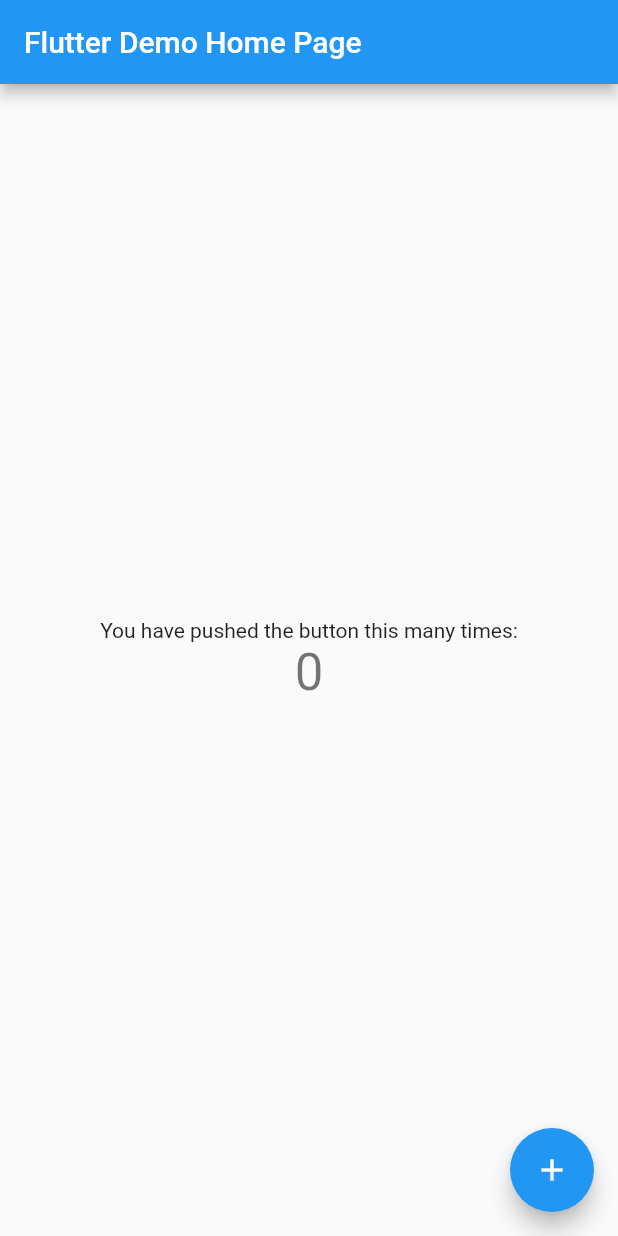
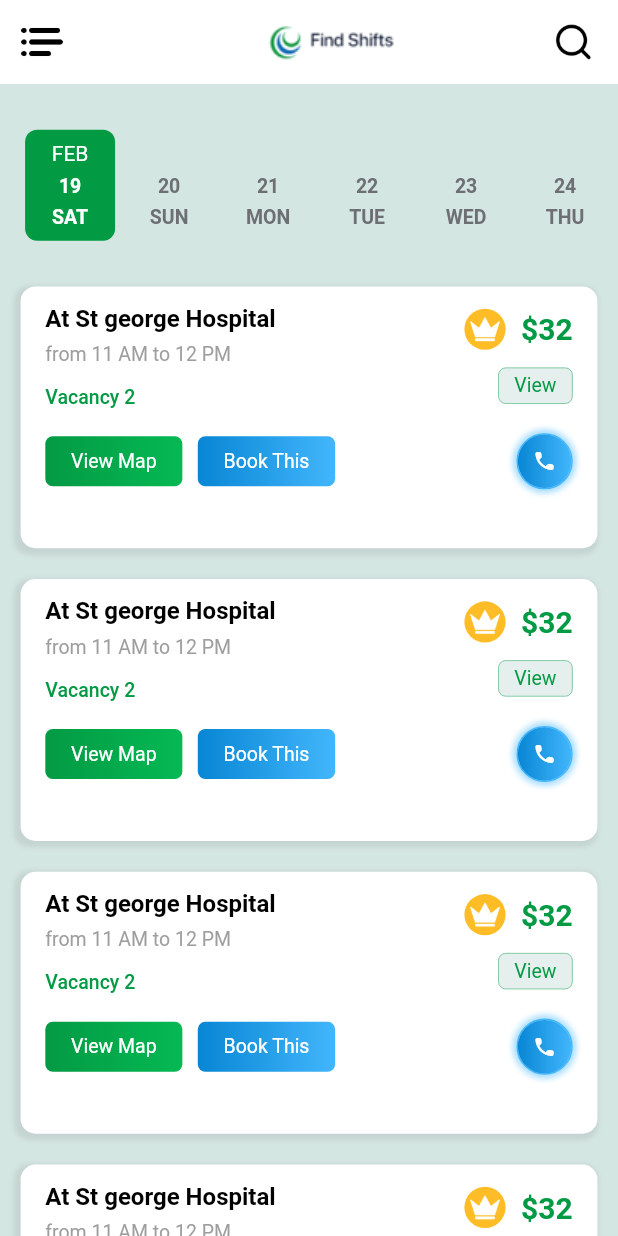
Before and after one commit to aiswaryapv3123/flutter_demo, a Flutter app: the screen it shows after launch, on a phone screen of 412 x 824 dp. Run offline on Flutter 3.47's test engine with Material 2 defaults, Android fonts, the phone set to English and light mode, and no system bars; drawn by our look-alikes of date_picker_timeline.

Commit message:
Home page Ui Completed

```diff
--- a/lib/main.dart
+++ b/lib/main.dart
@@ -1,6 +1,12 @@
 import 'package:flutter/material.dart';
+import 'package:flutter/services.dart';
+import 'package:flutter_demo/src/screens/home_page.dart';
 
 void main() {
+  SystemChrome.setSystemUIOverlayStyle(SystemUiOverlayStyle.light.copyWith(
+    statusBarColor: Colors.white,
+    statusBarIconBrightness: Brightness.dark
+  ));
   runApp(MyApp());
 }
 
@@ -10,108 +16,8 @@
   Widget build(BuildContext context) {
     return MaterialApp(
       title: 'Flutter Demo',
-      theme: ThemeData(
-        // This is the theme of your application.
-        //
-        // Try running your application with "flutter run". You'll see the
-        // application has a blue toolbar. Then, without quitting the app, try
-        // changing the primarySwatch below to Colors.green and then invoke
-        // "hot reload" (press "r" in the console where you ran "flutter run",
-        // or simply save your changes to "hot reload" in a Flutter IDE).
-        // Notice that the counter didn't reset back to zero; the application
-        // is not restarted.
-        primarySwatch: Colors.blue,
-        // This makes the visual density adapt to the platform that you run
-        // the app on. For desktop platforms, the controls will be smaller and
-        // closer together (more dense) than on mobile platforms.
-        visualDensity: VisualDensity.adaptivePlatformDensity,
-      ),
-      home: MyHomePage(title: 'Flutter Demo Home Page'),
+      debugShowCheckedModeBanner: false,
+      home: HomePage()
     );
   }
 }
-
-class MyHomePage extends StatefulWidget {
-  MyHomePage({Key key, this.title}) : super(key: key);
-
-  // This widget is the home page of your application. It is stateful, meaning
-  // that it has a State object (defined below) that contains fields that affect
-  // how it looks.
-
-  // This class is the configuration for the state. It holds the values (in this
-  // case the title) provided by the parent (in this case the App widget) and
-  // used by the build method of the State. Fields in a Widget subclass are
-  // always marked "final".
-
-  final String title;
-
-  @override
-  _MyHomePageState createState() => _MyHomePageState();
-}
-
-class _MyHomePageState extends State<MyHomePage> {
-  int _counter = 0;
-
-  void _incrementCounter() {
-    setState(() {
-      // This call to setState tells the Flutter framework that something has
-      // changed in this State, which causes it to rerun the build method below
-      // so that the display can reflect the updated values. If we changed
-      // _counter without calling setState(), then the build method would not be
-      // called again, and so nothing would appear to happen.
-      _counter++;
-    });
-  }
-
-  @override
-  Widget build(BuildContext context) {
-    // This method is rerun every time setState is called, for instance as done
-    // by the _incrementCounter method above.
-    //
-    // The Flutter framework has been optimized to make rerunning build methods
-    // fast, so that you can just rebuild anything that needs updating rather
-    // than having to individually change instances of widgets.
-    return Scaffold(
-      appBar: AppBar(
-        // Here we take the value from the MyHomePage object that was created by
-        // the App.build method, and use it to set our appbar title.
-        title: Text(widget.title),
-      ),
-      body: Center(
-        // Center is a layout widget. It takes a single child and positions it
-        // in the middle of the parent.
-        child: Column(
-          // Column is also a layout widget. It takes a list of children and
-          // arranges them vertically. By default, it sizes itself to fit its
-          // children horizontally, and tries to be as tall as its parent.
-          //
-          // Invoke "debug painting" (press "p" in the console, choose the
-          // "Toggle Debug Paint" action from the Flutter Inspector in Android
-          // Studio, or the "Toggle Debug Paint" command in Visual Studio Code)
-          // to see the wireframe for each widget.
-          //
-          // Column has various properties to control how it sizes itself and
-          // how it positions its children. Here we use mainAxisAlignment to
-          // center the children vertically; the main axis here is the vertical
-          // axis because Columns are vertical (the cross axis would be
-          // horizontal).
-          mainAxisAlignment: MainAxisAlignment.center,
-          children: <Widget>[
-            Text(
-              'You have pushed the button this many times:',
-            ),
-            Text(
-              '$_counter',
-              style: Theme.of(context).textTheme.headline4,
-            ),
-          ],
-        ),
-      ),
-      floatingActionButton: FloatingActionButton(
-        onPressed: _incrementCounter,
-        tooltip: 'Increment',
-        child: Icon(Icons.add),
-      ), // This trailing comma makes auto-formatting nicer for build methods.
-    );
-  }
-}
--- /dev/null
+++ b/lib/src/screens/home_page.dart
@@ -0,0 +1,118 @@
+import 'package:flutter/material.dart';
+import 'package:flutter_demo/src/utils/constants.dart';
+import 'package:date_picker_timeline/date_picker_timeline.dart';
+import 'package:flutter_demo/src/utils/utils.dart';
+import 'package:flutter_demo/src/widgets/book_button.dart';
+import 'package:flutter_demo/src/widgets/build_button.dart';
+import 'package:flutter_demo/src/widgets/call_button.dart';
+import 'package:flutter_demo/src/widgets/home_page_cards.dart';
+import 'package:flutter_demo/src/widgets/view_button.dart';
+
+class HomePage extends StatefulWidget {
+  const HomePage({Key key}) : super(key: key);
+
+  @override
+  _HomePageState createState() => _HomePageState();
+}
+
+class _HomePageState extends State<HomePage> {
+  DateTime _selectedValue;
+
+  @override
+  Widget build(BuildContext context) {
+    return Scaffold(
+      backgroundColor: Constants.colors[2],
+      appBar: AppBar(
+        backgroundColor: Constants.colors[0],
+        elevation: 0,
+        centerTitle: true,
+        leading: SizedBox(
+          child: Center(
+            child: Image.asset(
+              "assets/icons/list.png",
+              width: screenWidth(context, dividedBy: 15),
+              height: screenWidth(context, dividedBy: 15),
+              fit: BoxFit.cover,
+            ),
+          ),
+        ),
+        title: Container(
+          width: screenWidth(context, dividedBy: 1),
+          child: Row(
+            children: [
+              Spacer(),
+              Image.asset("assets/icons/logo.png"),
+              Spacer(),
+              SizedBox(
+                  // width: screenWidth(context, dividedBy: 7),
+                  // height: screenWidth(context, dividedBy: 15),
+                  child: Image.asset(
+                "assets/icons/search.png",
+                width: screenWidth(context, dividedBy: 15),
+                height: screenWidth(context, dividedBy: 15),
+                fit: BoxFit.cover,
+              )),
+            ],
+          ),
+        ),
+        // actions: [],
+      ),
+      body: SingleChildScrollView(
+        child: Container(
+            padding: EdgeInsets.symmetric(
+                horizontal: screenWidth(context, dividedBy: 30)),
+            child: Column(children: [
+              SizedBox(height: screenHeight(context, dividedBy: 30)),
+              DatePicker(
+                DateTime.now(),
+                initialSelectedDate: DateTime.now(),
+                selectionColor: Constants.colors[3],
+                selectedTextColor: Colors.white,
+                deactivatedColor: Colors.blue,
+                monthTextStyle: TextStyle(color: Colors.transparent),
+                dateTextStyle: TextStyle(
+                    color: Constants.colors[7],
+                    fontWeight: FontWeight.w700,
+                    fontSize: 13),
+                dayTextStyle: TextStyle(
+                    color: Constants.colors[7],
+                    fontWeight: FontWeight.w700,
+                    fontSize: 13),
+                onDateChange: (date) {
+                  // New date selected
+                  setState(() {
+                    _selectedValue = date;
+                  });
+                },
+              ),
+              SizedBox(height: screenHeight(context, dividedBy: 30)),
+              ListView.builder(
+                itemCount: 10,
+                shrinkWrap: true,
+                physics: NeverScrollableScrollPhysics(),
+                itemBuilder: (BuildContext context, int index) {
+                  return Column(
+                    children: [
+                      HomePageCard(
+                        name: "At St george Hospital",
+                        startTime: "11 AM",
+                        endTime: "12 PM",
+                        price: "32",
+                        onTapView: () {},
+                        onTapCall: () {},
+                        onTapMap: () {},
+                        onTapBooking: () {
+                          print("Tapped");
+                          showBookingAlert(context,date: "Saturday 19th February 2022");
+                        },
+                      ),
+                      SizedBox(height: screenHeight(context, dividedBy: 40)),
+                    ],
+                  );
+                },
+              )
+            ])),
+      ),
+    );
+  }
+}
--- /dev/null
+++ b/lib/src/utils/constants.dart
@@ -0,0 +1,16 @@
+import 'package:flutter/material.dart';
+
+class Constants{
+
+  static List<Color> colors = [
+    Color(0xFFFFFFFF),//0
+    Color(0xFF000000),
+    Color(0xFFd4e6e2),
+    Color(0xFF039a44),
+    Color(0xFF05b953),
+    Color(0xFF42b6fc),//5
+    Color(0xFF0886d4),
+    Color(0xFF6d6f73),
+    Color(0xFFfebd26),
+  ];
+}
--- /dev/null
+++ b/lib/src/utils/urls.dart
@@ -0,0 +1,8 @@
+import 'package:flutter/material.dart';
+
+class Urls {
+  static const baseUrl = "fda.intertoons.com/api/V1";
+  static const homeUrl = "/home";
+  static const categoryUrl = "/categories";
+
+}
--- /dev/null
+++ b/lib/src/utils/utils.dart
@@ -0,0 +1,45 @@
+import 'package:flutter/material.dart';
+import 'package:flutter_demo/src/utils/constants.dart';
+import 'package:flutter_demo/src/widgets/booking_alert_box.dart';
+
+double screenHeight(context, {double dividedBy}) {
+  return MediaQuery.of(context).size.height / dividedBy;
+}
+
+double screenWidth(context, {double dividedBy}) {
+  return MediaQuery.of(context).size.width / dividedBy;
+}
+
+void push(context, Widget route) {
+  Navigator.push(context, MaterialPageRoute(builder: (context) => route));
+}
+
+void pop(context) {
+  Navigator.pop(context);
+}
+
+void showBookingAlert(
+  context, {
+  String date,
+}) {
+  showDialog(
+    context: context,
+    barrierColor: Colors.transparent,
+    builder: (BuildContext context) {
+      Future.delayed(Duration(seconds: 2), () {
+        Navigator.of(context).pop(true);
+      });
+      return Center(
+        child: AlertDialog(
+            elevation: 0,
+            backgroundColor: Colors.transparent,
+            insetPadding: EdgeInsets.symmetric(
+              horizontal: screenWidth(context, dividedBy: 30),
+            ),
+            shape:
+                RoundedRectangleBorder(borderRadius: BorderRadius.circular(8)),
+            content: BookingAlertBox(date: date)),
+      );
+    },
+  );
+}
--- /dev/null
+++ b/lib/src/widgets/book_button.dart
@@ -0,0 +1,49 @@
+import 'package:flutter/material.dart';
+import 'package:flutter_demo/src/utils/utils.dart';
+import 'package:flutter_demo/src/utils/constants.dart';
+
+class BookButton extends StatefulWidget {
+  final Function onPressed;
+  final String label;
+  const BookButton({Key key, this.onPressed, this.label}) : super(key: key);
+
+  @override
+  _BookButtonState createState() => _BookButtonState();
+}
+
+class _BookButtonState extends State<BookButton> {
+  bool tapped = false;
+  @override
+  Widget build(BuildContext context) {
+    return GestureDetector(
+      onTap: () {
+        widget.onPressed();
+        setState(() {
+          tapped = true;
+        });
+      },
+      child: Container(
+        padding: EdgeInsets.symmetric(
+            horizontal: screenWidth(context, dividedBy: 24),
+            vertical: screenHeight(context, dividedBy: 90)),
+        decoration: BoxDecoration(
+            gradient: LinearGradient(
+                begin: Alignment.centerLeft,
+                end: Alignment.centerRight,
+                colors: [
+                  tapped == false ? Constants.colors[6] : Colors.grey.shade300,
+                  tapped == false ? Constants.colors[5] : Colors.grey.shade300,
+                ]),
+            color: Constants.colors[3],
+            borderRadius: BorderRadius.circular(5)),
+        child: Text(
+          widget.label,
+          style: TextStyle(
+              fontSize: 13,
+              color: tapped == false ? Colors.white : Colors.black,
+              fontWeight: FontWeight.w400),
+        ),
+      ),
+    );
+  }
+}
--- /dev/null
+++ b/lib/src/widgets/booking_alert_box.dart
@@ -0,0 +1,51 @@
+import 'package:flutter/material.dart';
+import 'package:flutter_demo/src/utils/constants.dart';
+import 'package:flutter_demo/src/utils/utils.dart';
+
+class BookingAlertBox extends StatelessWidget {
+  final String date;
+  const BookingAlertBox({Key key, this.date}) : super(key: key);
+
+  @override
+  Widget build(BuildContext context) {
+    return Container(
+      width: screenWidth(context, dividedBy: 1),
+      padding: EdgeInsets.symmetric(
+        // horizontal: screenWidth(context, dividedBy: 25),
+          vertical: screenHeight(context, dividedBy: 70)),
+      decoration: BoxDecoration(
+          borderRadius: BorderRadius.circular(10),
+          color: Colors.white,
+          boxShadow: [
+            BoxShadow(
+                offset: Offset(-2, 2),
+                blurRadius: 2,
+                spreadRadius: 2,
+                color: Constants.colors[7].withOpacity(0.15))
+          ]),
+      child: Column(
+        mainAxisSize: MainAxisSize.min,
+        children: [
+          SizedBox(height: screenHeight(context, dividedBy: 40)),
+          Text(
+            "Thank You for Booking",
+            style: TextStyle(
+                fontSize: 17,
+                color: Constants.colors[3],
+                fontWeight: FontWeight.w700),
+          ),
+          SizedBox(height: screenHeight(context, dividedBy: 70)),
+          Text(
+            "Your booking has been confirmed for " + date,
+            textAlign: TextAlign.center,
+            style: TextStyle(
+                fontSize: 14,
+                color: Constants.colors[7],
+                fontWeight: FontWeight.w400),
+          ),
+          SizedBox(height: screenHeight(context, dividedBy: 40)),
+        ],
+      ),
+    );
+  }
+}
--- /dev/null
+++ b/lib/src/widgets/build_button.dart
@@ -0,0 +1,41 @@
+import 'package:flutter/material.dart';
+import 'package:flutter_demo/src/utils/utils.dart';
+import 'package:flutter_demo/src/utils/constants.dart';
+
+class BuildButton extends StatefulWidget {
+  final Function onPressed;
+  final String label;
+  const BuildButton({Key key, this.onPressed, this.label}) : super(key: key);
+
+  @override
+  _BuildButtonState createState() => _BuildButtonState();
+}
+
+class _BuildButtonState extends State<BuildButton> {
+  @override
+  Widget build(BuildContext context) {
+    return GestureDetector(
+      onTap: widget.onPressed,
+      child: Container(
+        padding: EdgeInsets.symmetric(
+            horizontal: screenWidth(context, dividedBy: 24),
+            vertical: screenHeight(context, dividedBy: 90)),
+        decoration: BoxDecoration(
+            gradient: LinearGradient(
+                begin: Alignment.centerLeft,
+                end: Alignment.centerRight,
+                colors: [
+                  Constants.colors[3],
+                  Constants.colors[4],
+                ]),
+            color: Constants.colors[3],
+            borderRadius: BorderRadius.circular(5)),
+        child: Text(
+          widget.label,
+          style: TextStyle(
+              fontSize: 13, color: Colors.white, fontWeight: FontWeight.w400),
+        ),
+      ),
+    );
+  }
+}
--- /dev/null
+++ b/lib/src/widgets/call_button.dart
@@ -0,0 +1,70 @@
+import 'package:flutter/material.dart';
+import 'package:flutter_demo/src/utils/utils.dart';
+import 'package:flutter_demo/src/utils/constants.dart';
+
+class CallButton extends StatefulWidget {
+  final Function onPressed;
+  const CallButton({Key key, this.onPressed}) : super(key: key);
+
+  @override
+  _CallButtonState createState() => _CallButtonState();
+}
+
+class _CallButtonState extends State<CallButton> {
+  @override
+  Widget build(BuildContext context) {
+    return GestureDetector(
+      onTap: widget.onPressed,
+      child: Container(
+        width: screenWidth(context, dividedBy: 11),
+        height: screenWidth(context, dividedBy: 11),
+        decoration: BoxDecoration(
+          // color: Constants.colors[3],
+          shape: BoxShape.circle,
+          border:Border.all(color:Constants.colors[5],width:0.9)
+
+        ),
+        child: Container(
+            width: screenWidth(context, dividedBy: 13),
+            height: screenWidth(context, dividedBy: 13),
+            // padding: EdgeInsets.symmetric(
+            //     horizontal: screenWidth(context, dividedBy: 24),
+            //     vertical: screenHeight(context, dividedBy: 90)),
+            decoration: BoxDecoration(
+              gradient: LinearGradient(
+                  begin: Alignment.centerLeft,
+                  end: Alignment.centerRight,
+                  colors: [
+                    Constants.colors[6],
+                    Constants.colors[5],
+                  ]),
+              shape: BoxShape.circle,
+              boxShadow: [
+                BoxShadow(
+                    offset: Offset(-2, 2),
+                    blurRadius: 2,
+                    spreadRadius: 2,
+                    color: Constants.colors[5].withOpacity(0.2)),
+                BoxShadow(
+                    offset: Offset(2, -2),
+                    blurRadius: 2,
+                    spreadRadius: 2,
+                    color: Constants.colors[5].withOpacity(0.2)),
+                BoxShadow(
+                    offset: Offset(2, 2),
+                    blurRadius: 2,
+                    spreadRadius: 2,
+                    color: Constants.colors[5].withOpacity(0.2)),
+                BoxShadow(
+                    offset: Offset(-2, -2),
+                    blurRadius: 2,
+                    spreadRadius: 2,
+                    color: Constants.colors[5].withOpacity(0.2))
+              ],
+            ),
+            child: Center(
+                child: Icon(Icons.call_rounded, color: Colors.white, size: 16))),
+      ),
+    );
+  }
+}
--- /dev/null
+++ b/lib/src/widgets/home_page_cards.dart
@@ -0,0 +1,142 @@
+import 'package:flutter/material.dart';
+import 'package:flutter_demo/src/utils/constants.dart';
+import 'package:flutter_demo/src/utils/utils.dart';
+import 'package:flutter_demo/src/widgets/book_button.dart';
+import 'package:flutter_demo/src/widgets/build_button.dart';
+import 'package:flutter_demo/src/widgets/call_button.dart';
+import 'package:flutter_demo/src/widgets/view_button.dart';
+
+class HomePageCard extends StatefulWidget {
+  final String name;
+  final String startTime;
+  final String endTime;
+  final String price;
+  final Function onTapBooking;
+  final Function onTapMap;
+  final Function onTapCall;
+  final Function onTapView;
+  const HomePageCard(
+      {Key key,
+      this.name,
+      this.price,
+      this.onTapView,
+      this.endTime,
+      this.onTapBooking,
+      this.onTapCall,
+      this.onTapMap,
+      this.startTime})
+      : super(key: key);
+
+  @override
+  _HomePageCardState createState() => _HomePageCardState();
+}
+
+class _HomePageCardState extends State<HomePageCard> {
+  @override
+  Widget build(BuildContext context) {
+    return Container(
+      width: screenWidth(context, dividedBy: 1),
+      padding: EdgeInsets.symmetric(
+          horizontal: screenWidth(context, dividedBy: 25),
+          vertical: screenHeight(context, dividedBy: 70)),
+      decoration: BoxDecoration(
+          borderRadius: BorderRadius.circular(10),
+          color: Colors.white,
+          boxShadow: [
+            BoxShadow(
+                offset: Offset(-2, 2),
+                blurRadius: 2,
+                spreadRadius: 2,
+                color: Constants.colors[7].withOpacity(0.15))
+          ]),
+      child: Column(
+        crossAxisAlignment: CrossAxisAlignment.start,
+        children: [
+          Row(children: [
+            Column(crossAxisAlignment: CrossAxisAlignment.start, children: [
+              Text(
+                widget.name,
+                style: TextStyle(
+                    fontSize: 16,
+                    color: Colors.black,
+                    fontWeight: FontWeight.w700),
+              ),
+              SizedBox(height: screenHeight(context, dividedBy: 120)),
+              Text(
+                "from " + widget.startTime + " to " + widget.endTime ,
+                style: TextStyle(
+                    fontSize: 13,
+                    color: Colors.grey,
+                    fontWeight: FontWeight.w400),
+              ),
+              SizedBox(height: screenHeight(context, dividedBy: 60)),
+              Text(
+                "Vacancy 2",
+                style: TextStyle(
+                    fontSize: 13,
+                    color: Constants.colors[3],
+                    fontWeight: FontWeight.w500),
+              ),
+            ]),
+            Spacer(),
+            Column(
+              crossAxisAlignment: CrossAxisAlignment.end,
+              children: [
+                Row(
+                  crossAxisAlignment: CrossAxisAlignment.center,
+                  mainAxisAlignment: MainAxisAlignment.center,
+                  children: [
+                    Container(
+                        width: screenWidth(context, dividedBy: 15),
+                        height: screenWidth(context, dividedBy: 15),
+                        decoration: BoxDecoration(
+                            shape: BoxShape.circle, color: Constants.colors[8]),
+                        child: Center(
+                            child: Image.asset("assets/icons/crown.png"))),
+                    SizedBox(
+                      width: screenWidth(context, dividedBy: 40),
+                    ),
+                    Text(
+                      "\$"+widget.price,
+                      style: TextStyle(
+                          fontSize: 20,
+                          color: Constants.colors[3],
+                          fontWeight: FontWeight.w700),
+                    )
+                  ],
+                ),
+                SizedBox(height: screenHeight(context, dividedBy: 70)),
+                ViewButton(
+                  label: "View",
+                  onPressed: widget.onTapView,
+                )
+              ],
+            )
+          ]),
+          SizedBox(height: screenHeight(context, dividedBy: 50)),
+          Row(
+            children: [
+              BuildButton(
+                label: "View Map",
+                onPressed: widget.onTapMap,
+              ),
+              SizedBox(width: screenWidth(context, dividedBy: 40)),
+              BookButton(
+                label: "Book This",
+                onPressed: (){
+                  widget.onTapBooking();
+                  print("Cards booking");
+                },
+              ),
+              Spacer(),
+              CallButton(
+                onPressed: widget.onTapCall,
+              ),
+            ],
+          ),
+          SizedBox(height: screenHeight(context, dividedBy: 30)),
+        ],
+      ),
+    );
+  }
+}
--- /dev/null
+++ b/lib/src/widgets/view_button.dart
@@ -0,0 +1,38 @@
+import 'package:flutter/material.dart';
+import 'package:flutter_demo/src/utils/utils.dart';
+import 'package:flutter_demo/src/utils/constants.dart';
+
+class ViewButton extends StatefulWidget {
+  final Function onPressed;
+  final String label;
+  const ViewButton({Key key, this.onPressed, this.label}) : super(key: key);
+
+  @override
+  _ViewButtonState createState() => _ViewButtonState();
+}
+
+class _ViewButtonState extends State<ViewButton> {
+  @override
+  Widget build(BuildContext context) {
+    return GestureDetector(
+      onTap: widget.onPressed,
+      child: Container(
+        padding: EdgeInsets.symmetric(
+            horizontal: screenWidth(context, dividedBy: 40),
+            vertical: screenHeight(context, dividedBy: 200)),
+        decoration: BoxDecoration(
+            color: Constants.colors[2].withOpacity(0.6),
+            border: Border.all(
+                color: Constants.colors[3].withOpacity(0.6), width: 0.5),
+            borderRadius: BorderRadius.circular(5)),
+        child: Text(
+          widget.label,
+          style: TextStyle(
+              fontSize: 13,
+              color: Constants.colors[3],
+              fontWeight: FontWeight.w400),
+        ),
+      ),
+    );
+  }
+}
```
Also changed, not shown: pubspec.yaml (+9 -2 lines), assets/icons/crown.png (added), assets/icons/list.png (added), assets/icons/logo.png (added), assets/icons/menu_icon.png (added), assets/icons/search.png (added), assets/icons/search_icon.png (added), assets/icons/tag_icon.png (added), pubspec.lock, 2 other files.
